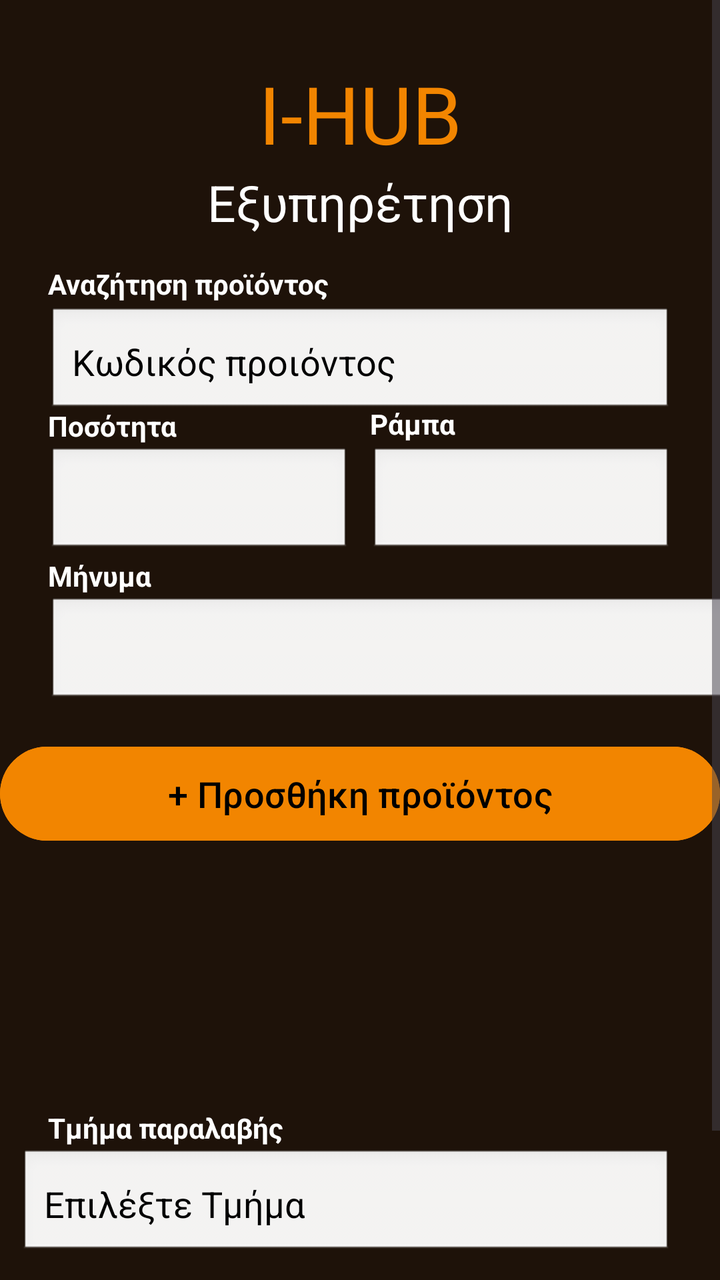
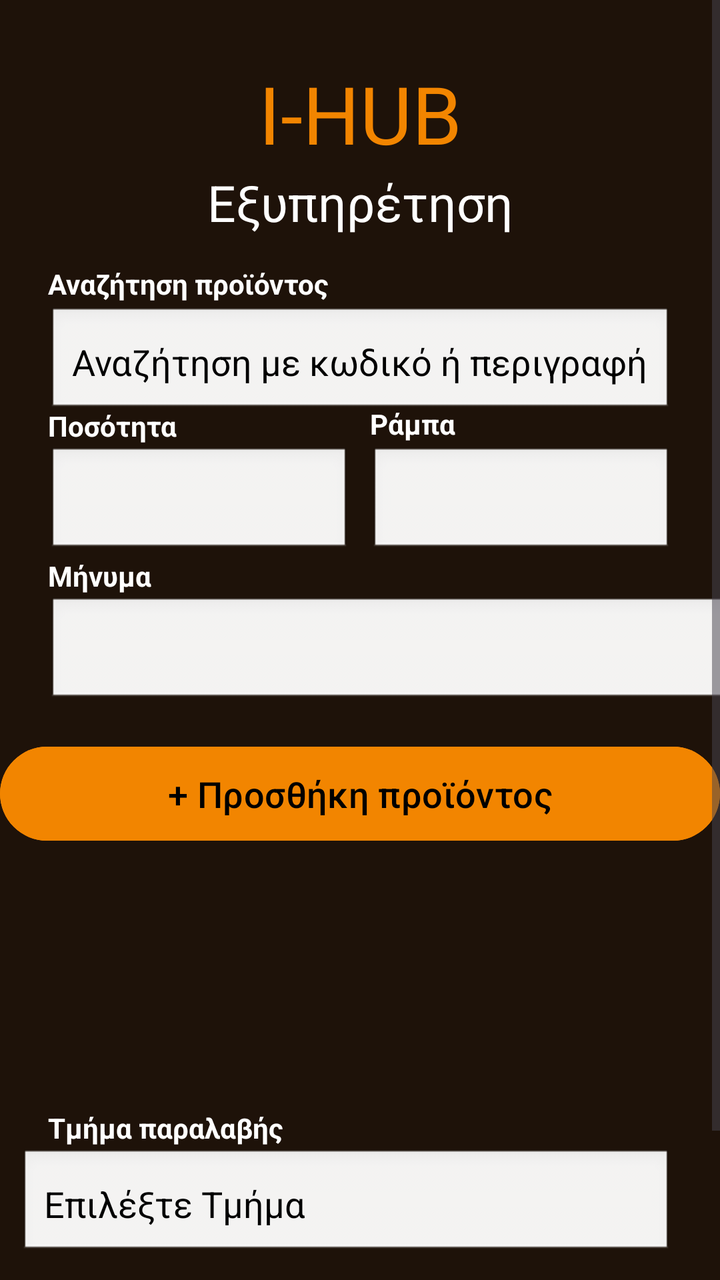

Before-and-after screenshots of an Android layout around one commit, followed by the original layout XML and the change that was made.
<!-- AndroidManifest.xml: application theme Theme.IHUB -->
<!-- res/layout/customer_support.xml -->
<?xml version="1.0" encoding="utf-8"?>
<ScrollView  xmlns:android="http://schemas.android.com/apk/res/android"
    xmlns:tools="http://schemas.android.com/tools"
    android:layout_width="match_parent"
    android:layout_height="match_parent"
    xmlns:app="http://schemas.android.com/apk/res-auto"
    android:background="@color/brown">
    <androidx.constraintlayout.widget.ConstraintLayout
        android:layout_width="match_parent"
        android:layout_height="wrap_content"
        android:paddingBottom="24dp">


    <TextView
        android:id="@+id/titleText"
        android:layout_width="wrap_content"
        android:layout_height="wrap_content"
        android:text="I-HUB"
        android:textColor="@color/orange"
        app:layout_constraintEnd_toEndOf="parent"
        app:layout_constraintStart_toStartOf="parent"
        app:layout_constraintTop_toTopOf="parent"
        android:textSize="40sp"
        android:layout_marginTop="30sp"/>

    <TextView
        android:layout_width="wrap_content"
        android:layout_height="wrap_content"
        android:text="Εξυπηρέτηση"
        android:textSize="25sp"
        android:textColor="@color/white"
        app:layout_constraintTop_toBottomOf="@+id/titleText"
        app:layout_constraintStart_toStartOf="parent"
        app:layout_constraintEnd_toEndOf="parent"
        android:layout_marginTop="1dp"/>

    <TextView
        android:id="@+id/productSearchLabel"
        android:layout_width="wrap_content"
        android:layout_height="wrap_content"
        android:text="Αναζήτηση προϊόντος"
        android:textColor="@color/white"
        android:textSize="14sp"
        android:textStyle="bold"
        app:layout_constraintStart_toStartOf="@id/productNumberInput"
        app:layout_constraintBottom_toTopOf="@id/productNumberInput"
        android:layout_marginBottom="2dp" />

    <EditText
        android:id="@+id/productNumberInput"
        android:layout_width="match_parent"
        android:layout_height="55dp"
        android:hint="Κωδικός προιόντος"
        android:inputType="number"
        android:singleLine="true"
        android:padding="12dp"
        android:background="@android:drawable/edit_text"
        android:textColor="@color/black"
        android:textColorHint="@color/black"
        app:layout_constraintTop_toBottomOf="@+id/titleText"
        app:layout_constraintStart_toStartOf="parent"
        android:layout_marginStart="24dp"
        android:layout_marginEnd="24dp"
        android:layout_marginTop="70dp" />

    <TextView
    android:id="@+id/quantityLabel"
    android:layout_width="wrap_content"
    android:layout_height="wrap_content"
    android:text="Ποσότητα"
    android:textColor="@color/white"
    android:textSize="14sp"
    android:textStyle="bold"
    app:layout_constraintStart_toStartOf="@id/quantityInput"
    app:layout_constraintBottom_toTopOf="@id/quantityInput"
    android:layout_marginBottom="1dp" />


    <EditText
        android:id="@+id/quantityInput"
        android:layout_width="0dp"
        android:layout_height="55dp"
        android:inputType="number"
        android:singleLine="true"
        android:padding="12dp"
        android:background="@android:drawable/edit_text"
        android:textColor="@color/black"
        android:textColorHint="#777777"
        app:layout_constraintTop_toBottomOf="@id/productNumberInput"
        app:layout_constraintStart_toStartOf="parent"
        app:layout_constraintEnd_toStartOf="@id/locationInput"
        android:layout_marginStart="24dp"
        android:layout_marginEnd="2dp"
        android:layout_marginTop="15dp" />

    <TextView
    android:id="@+id/r_θεση"
    android:layout_width="wrap_content"
    android:layout_height="wrap_content"
    android:text="Ράμπα"
    android:textColor="@color/white"
    android:textSize="14sp"
    android:textStyle="bold"
    app:layout_constraintStart_toStartOf="@id/locationInput"
    app:layout_constraintBottom_toTopOf="@id/quantityInput"
    android:layout_marginBottom="2dp" />

    <EditText
        android:id="@+id/locationInput"
        android:layout_width="0dp"
        android:layout_height="55dp"
        android:inputType="number"
        android:singleLine="true"
        android:padding="12dp"
        android:background="@android:drawable/edit_text"
        android:textColor="@color/black"
        android:textColorHint="#777777"
        app:layout_constraintTop_toTopOf="@id/quantityInput"
        app:layout_constraintStart_toEndOf="@id/quantityInput"
        app:layout_constraintEnd_toEndOf="parent"
        android:layout_marginEnd="24dp"
        android:layout_marginStart="8dp"
        />

    <TextView
        android:id="@+id/messageLabel"
        android:layout_width="wrap_content"
        android:layout_height="wrap_content"
        android:text="Μήνυμα"
        android:textColor="@color/white"
        android:textSize="14sp"
        android:textStyle="bold"
        app:layout_constraintStart_toStartOf="@id/messageInput"
        app:layout_constraintBottom_toTopOf="@id/messageInput"
        android:layout_marginBottom="1dp" />

    <EditText
        android:id="@+id/messageInput"
        android:layout_width="360dp"
        android:layout_height="55dp"
        android:layout_marginStart="24dp"
        android:layout_marginTop="20dp"
        android:background="@android:drawable/edit_text"
        android:inputType="text"
        android:padding="10dp"
        android:singleLine="true"
        android:textColor="@color/black"
        android:textColorHint="@color/black"
        app:layout_constraintStart_toStartOf="parent"
        app:layout_constraintTop_toBottomOf="@+id/quantityInput" />


    <Button
        android:id="@+id/productInsert"
        android:layout_width="360dp"
        android:layout_height="55dp"
        android:layout_marginTop="16dp"
        android:backgroundTint="@color/orange"
        android:text="+ Προσθήκη προϊόντος"
        android:textColor="@color/black"
        android:textSize="18sp"
        app:layout_constraintEnd_toEndOf="parent"
        app:layout_constraintHorizontal_bias="0.496"
        app:layout_constraintStart_toStartOf="parent"
        app:layout_constraintTop_toBottomOf="@+id/messageInput" />

    <androidx.recyclerview.widget.RecyclerView
        android:id="@+id/insertedProducts"
        android:layout_width="0dp"
        android:layout_height="100dp"
        android:clipToPadding="false"
        android:padding="4dp"
        android:scrollbars="vertical"
        app:layout_constraintTop_toBottomOf="@+id/productInsert"
        app:layout_constraintStart_toStartOf="parent"
        app:layout_constraintEnd_toEndOf="parent"
        android:layout_marginStart="20dp"
        android:layout_marginEnd="20dp"
        android:layout_marginTop="10dp"
        />


        <TextView
            android:id="@+id/departmentLabel"
            android:layout_width="wrap_content"
            android:layout_height="wrap_content"
            android:layout_marginStart="24dp"
            android:layout_marginTop="20dp"
            android:text="Τμήμα παραλαβής"
            android:textColor="@color/white"
            android:textSize="14sp"
            android:textStyle="bold"
            app:layout_constraintStart_toStartOf="parent"
            app:layout_constraintTop_toBottomOf="@id/insertedProducts" />

    <EditText
        android:id="@+id/selectDepartment"
        android:layout_width="match_parent"
        android:layout_height="55dp"
        android:hint="Επιλέξτε Τμήμα"
        android:inputType="number"
        android:singleLine="true"
        android:padding="12dp"
        android:background="@android:drawable/edit_text"
        android:textColor="@color/black"
        android:textColorHint="@color/black"
        app:layout_constraintTop_toBottomOf="@+id/departmentLabel"
        app:layout_constraintStart_toStartOf="@id/departmentLabel"
        android:layout_marginStart="10dp"
        android:layout_marginEnd="24dp"
        android:layout_marginTop="1dp" />

    <Button
        android:id="@+id/sendRequest"
        android:layout_width="0dp"
        android:layout_height="55dp"
        android:layout_marginStart="24dp"
        android:layout_marginTop="16dp"
        android:layout_marginEnd="24dp"
        android:backgroundTint="@color/orange"
        android:text="Αποστολή αιτήματος"
        android:textColor="@color/black"
        android:textSize="18sp"
        app:layout_constraintEnd_toEndOf="parent"
        app:layout_constraintStart_toStartOf="parent"
        app:layout_constraintTop_toBottomOf="@id/selectDepartment"
        app:layout_constraintBottom_toBottomOf="parent" />


    </androidx.constraintlayout.widget.ConstraintLayout>
</ScrollView>
<!-- resources referenced by this layout -->
<resources>
  <color name="black">#FF000000</color>
  <color name="brown">#1E1209</color>
  <color name="orange">#F28500</color>
  <color name="white">#FFFFFFFF</color>
  <style name="Theme.IHUB" parent="Base.Theme.IHUB" />
  <style name="Base.Theme.IHUB" parent="Theme.Material3.DayNight.NoActionBar">
          
          
      </style>
</resources>

<!-- the commit's change to res/layout/customer_support.xml (unified diff, before → after) -->
@@ -50,8 +50,8 @@
         android:id="@+id/productNumberInput"
         android:layout_width="match_parent"
         android:layout_height="55dp"
-        android:hint="Κωδικός προιόντος"
-        android:inputType="number"
+        android:hint="Αναζήτηση με κωδικό ή περιγραφή "
+        android:inputType="text"
         android:singleLine="true"
         android:padding="12dp"
         android:background="@android:drawable/edit_text"
@@ -198,7 +198,7 @@
         android:layout_width="match_parent"
         android:layout_height="55dp"
         android:hint="Επιλέξτε Τμήμα"
-        android:inputType="number"
+        android:inputType="text"
         android:singleLine="true"
         android:padding="12dp"
         android:background="@android:drawable/edit_text"
